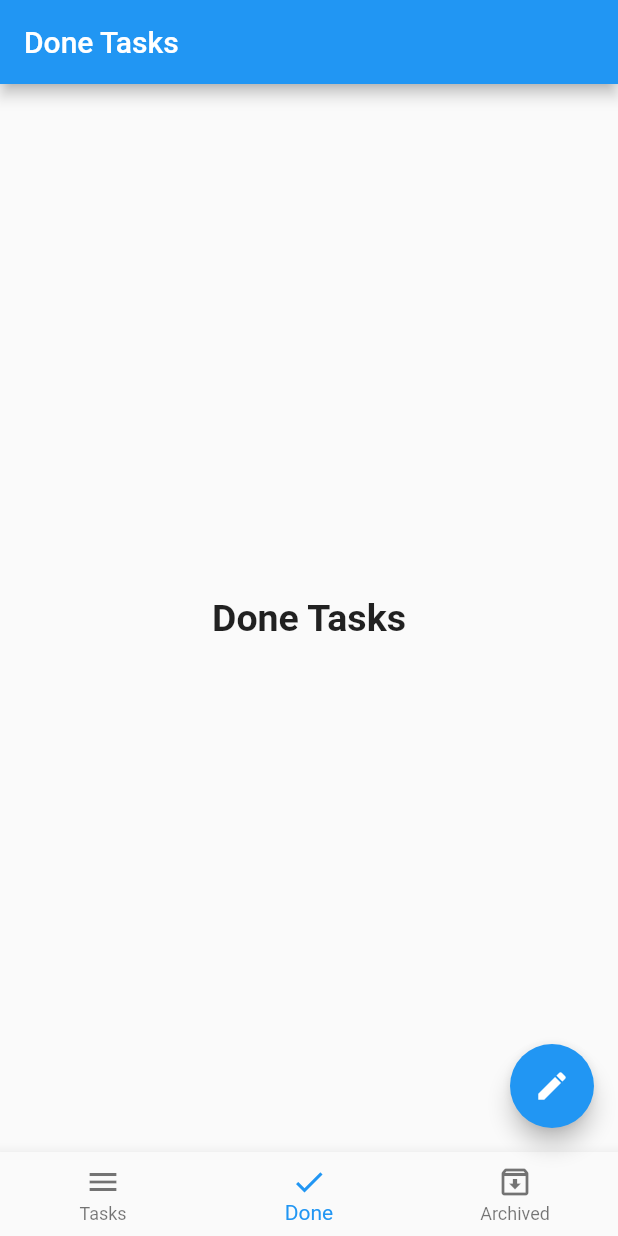
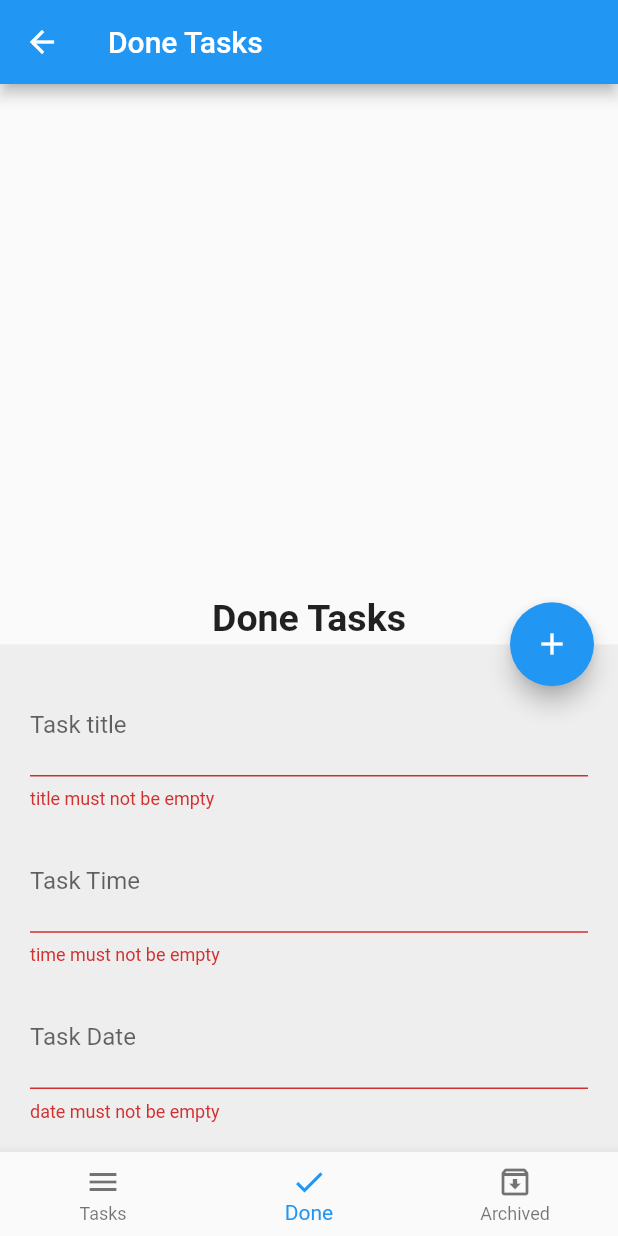
Before and after one commit to jabirelamean/todo_app1, a Flutter app: the screen it shows after launch, item 2 of the bottom bar chosen, after a tap on the "edit" icon, after a tap on the "add" icon, on a phone screen of 412 x 824 dp. Run offline on Flutter 3.47's test engine with Material 2 defaults, Android fonts, the phone set to English and light mode, and no system bars; our stand-ins replace sqflite; accounts and stored records are empty.

Commit message:
setting a date picker and inserting data to database

```diff
--- a/lib/layouts/home_layout.dart
+++ b/lib/layouts/home_layout.dart
@@ -1,6 +1,7 @@
 import 'package:flutter/material.dart';
 import 'package:todo_app1/modules/archieved_tasks/archived_tasks_screen.dart';
 import 'package:sqflite/sqflite.dart';
+import 'package:intl/intl.dart';
 import '../modules/done_tasks/done_tasks_screen.dart';
 import '../modules/new_tasks/new_tasks_screen.dart';
 
@@ -35,9 +36,11 @@ class _HomeLayoutState extends State<HomeLayout> {
 
   Database? database;
   var scaffoldKey = GlobalKey<ScaffoldState>();
+  var formKey = GlobalKey<FormState>();
   bool isBottomSheetOpen = false;
   var titleController = TextEditingController();
   var timeController = TextEditingController();
+  var dateController = TextEditingController();
 
   @override
   void initState() {
@@ -57,12 +60,22 @@ class _HomeLayoutState extends State<HomeLayout> {
         onPressed: () {
           setState(() {
             if (isBottomSheetOpen) {
+              if (formKey.currentState!.validate()) {
+                insertToDatabase(
+                  title: titleController.text,
+                  time: timeController.text,
+                  date: dateController.text,
+                ).then((value) {
                   Navigator.pop(context);
                   isBottomSheetOpen = false;
+                });
+              }
             } else {
               scaffoldKey.currentState?.showBottomSheet((context) => Container(
                     color: Colors.grey[200],
                     padding: EdgeInsets.all(20),
+                    child: Form(
+                      key: formKey,
                       child: Column(
                         mainAxisSize: MainAxisSize.min,
                         children: [
@@ -71,7 +84,7 @@ class _HomeLayoutState extends State<HomeLayout> {
                             controller: titleController,
                             keyboardType: TextInputType.text,
                             validator: (value) {
-                            if (value == null) {
+                              if (value!.isEmpty) {
                                 return 'title must not be empty';
                               }
                               return null;
@@ -83,8 +96,8 @@ class _HomeLayoutState extends State<HomeLayout> {
                                 color: Colors.grey,
                               ),
                               enabledBorder: new OutlineInputBorder(
-                                borderSide:
-                                    BorderSide(color: Colors.grey, width: 1.0)),
+                                  borderSide: BorderSide(
+                                      color: Colors.grey, width: 1.0)),
                             ),
                           ),
                           SizedBox(
@@ -93,21 +106,18 @@ class _HomeLayoutState extends State<HomeLayout> {
                           //time textField
                           TextFormField(
                             controller: timeController,
-                          keyboardType: TextInputType.datetime,
-                          onTap: () async{
-                            await showTimePicker (
+                            keyboardType: TextInputType.none,
+                            onTap: () async {
+                              await showTimePicker(
                                 context: context,
                                 initialTime: TimeOfDay.now(),
                               ).then((value) {
-                              if(value == null) {
-                                return null;
-                              } else {
-                                timeController.text = value.format(context);
-                              }
+                                timeController.text =
+                                    value!.format(context).toString();
                               });
                             },
                             validator: (value) {
-                            if (value == null) {
+                              if (value!.isEmpty) {
                                 return 'time must not be empty';
                               }
                               return null;
@@ -119,11 +129,47 @@ class _HomeLayoutState extends State<HomeLayout> {
                                 color: Colors.grey,
                               ),
                               enabledBorder: new OutlineInputBorder(
-                                borderSide:
-                                    BorderSide(color: Colors.grey, width: 1.0)),
+                                  borderSide: BorderSide(
+                                      color: Colors.grey, width: 1.0)),
+                            ),
+                          ),
+                          SizedBox(
+                            height: 14,
+                          ),
+                          //date textField
+                          TextFormField(
+                            controller: dateController,
+                            keyboardType: TextInputType.none,
+                            onTap: () {
+                              showDatePicker(
+                                context: context,
+                                initialDate: DateTime.now(),
+                                firstDate: DateTime.now(),
+                                lastDate: DateTime.parse('2022-04-22'),
+                              ).then((value) {
+                                dateController.text =
+                                    DateFormat.yMMMd().format(value!);
+                              });
+                            },
+                            validator: (value) {
+                              if (value!.isEmpty) {
+                                return 'date must not be empty';
+                              }
+                              return null;
+                            },
+                            decoration: InputDecoration(
+                              label: Text('Task Date'),
+                              prefix: Icon(
+                                Icons.calendar_today,
+                                color: Colors.grey,
+                              ),
+                              enabledBorder: new OutlineInputBorder(
+                                  borderSide: BorderSide(
+                                      color: Colors.grey, width: 1.0)),
                             ),
                           ),
                         ],
+                      ),
                     ),
                   ));
               isBottomSheetOpen = true;
@@ -168,11 +214,15 @@ class _HomeLayoutState extends State<HomeLayout> {
     });
   }
 
-  void insertToDatabase() {
-    database?.transaction((txn) async {
+  Future insertToDatabase({
+    @required title,
+    @required String? time,
+    @required String? date,
+  }) async {
+    return await database?.transaction((txn) async {
       txn
           .rawInsert(
-              'INSERT INTO tasks(title, date, time, status) VALUES("first task", "03322", "123", "new")')
+              'INSERT INTO tasks(title, date, time, status) VALUES("$title", "$time", "$date", "new")')
           .then((value) {
         print('$value inserted succesfuly}');
       }).catchError((error) {
--- a/pubspec.yaml
+++ b/pubspec.yaml
@@ -14,6 +14,7 @@ dependencies:
   flutter:
     sdk: flutter
   sqflite: ^2.0.2
+  intl: ^0.17.0
 
   # The following adds the Cupertino Icons font to your application.
   # Use with the CupertinoIcons class for iOS style icons.
```
Also changed, not shown: pubspec.lock. Lines whose indentation alone changed are shown as unchanged.
